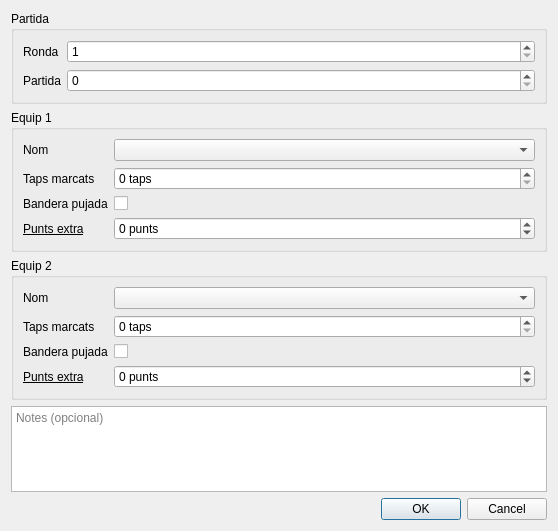
Above: partidadialog.ui from vicgua/robocat before the change. Below: the same form after it.
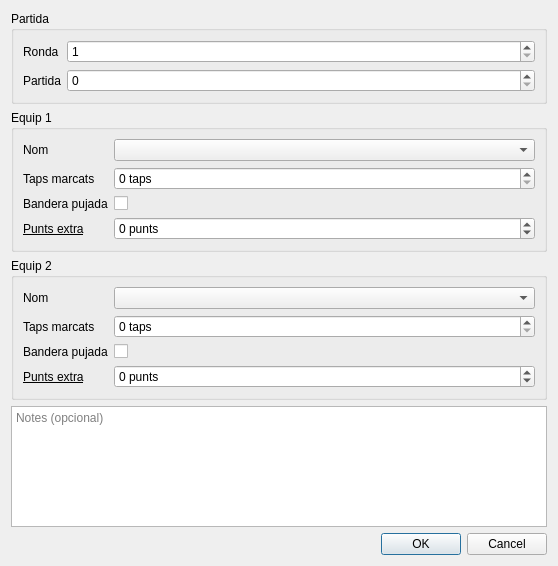
That is the form after the change.

Diff of the .ui file:
```diff
--- a/partidadialog.ui
+++ b/partidadialog.ui
@@ -7,7 +7,7 @@
     <x>0</x>
     <y>0</y>
     <width>558</width>
-    <height>531</height>
+    <height>566</height>
    </rect>
   </property>
   <property name="windowTitle">
```
Left out of the diff: 20 changed lines with no effect on the pictures.
